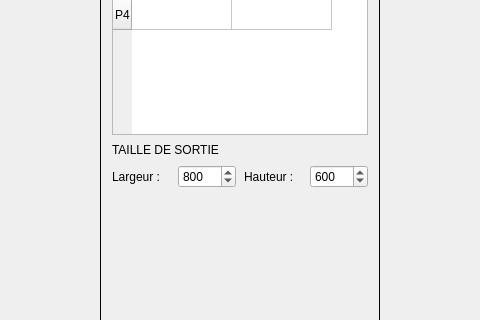
First picture: the form in opencv-project-team_4/opencv-project-team_4/GeometricTransform.ui, repository arcreane/opencv-project-team_4, before the edit; both pictures show x 400 to 880 and y 241 to 561 of the 1280 by 800 pixel window.
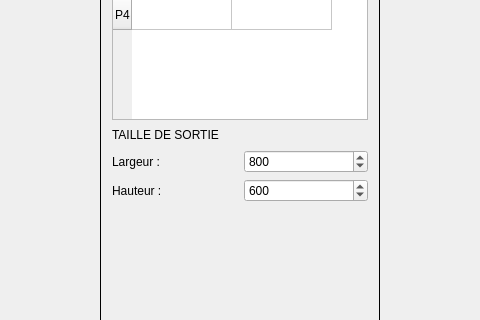
Second picture: the form after the edit. Custom widgets are drawn as their Qt base class.

What changed in the file:
```diff
--- a/opencv-project-team_4/opencv-project-team_4/GeometricTransform.ui
+++ b/opencv-project-team_4/opencv-project-team_4/GeometricTransform.ui
@@ -172,25 +172,27 @@
           </widget>
          </item>
          <item>
-          <layout class="QHBoxLayout" name="sizeLayout">
-           <item>
+          <layout class="QGridLayout" name="sizeLayout">
+           <property name="horizontalSpacing"><number>8</number></property>
+           <property name="verticalSpacing"><number>6</number></property>
+           <item row="0" column="0">
             <widget class="QLabel" name="widthLabel">
              <property name="text"><string>Largeur :</string></property>
             </widget>
            </item>
-           <item>
+           <item row="0" column="1">
             <widget class="QSpinBox" name="widthSpinBox">
              <property name="minimum"><number>1</number></property>
              <property name="maximum"><number>8000</number></property>
              <property name="value"><number>800</number></property>
             </widget>
            </item>
-           <item>
+           <item row="1" column="0">
             <widget class="QLabel" name="heightLabel">
              <property name="text"><string>Hauteur :</string></property>
             </widget>
            </item>
-           <item>
+           <item row="1" column="1">
             <widget class="QSpinBox" name="heightSpinBox">
              <property name="minimum"><number>1</number></property>
              <property name="maximum"><number>8000</number></property>
```
Left out of the diff: 2 changed lines with no effect on the pictures.
